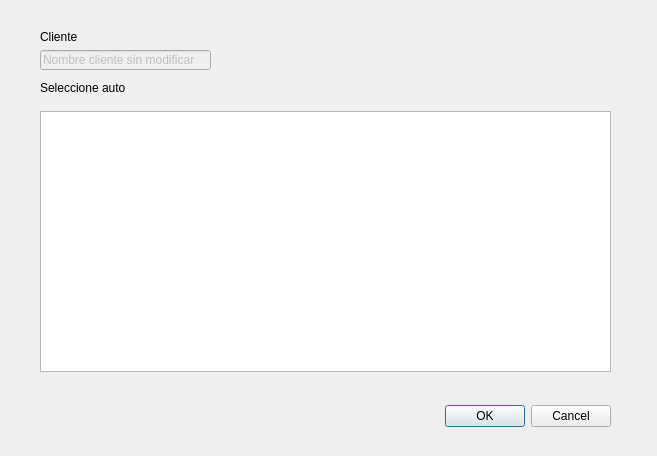
This is modulo_clientes/form_compra.ui in GrupoTallerCostruccion/Repositorio1 as Qt 5 draws it before an edit. The edited form follows.
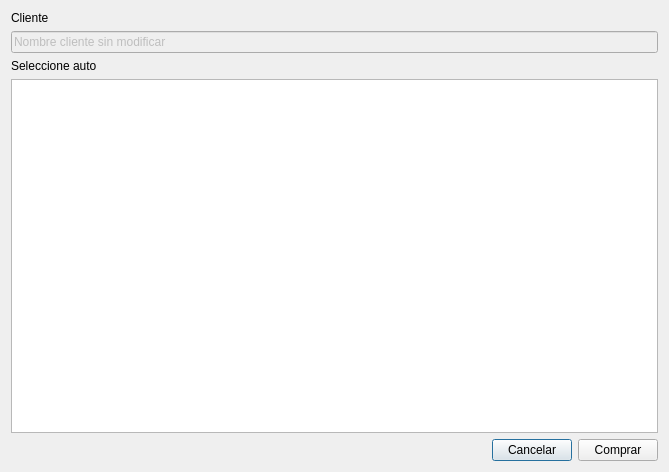
This is the edited form.

Commit message:
modulo cliente actualizado
solo le falta arreglar la funcion de actualizar criente y las
funcionabilidades de comprar

```diff
--- a/modulo_clientes/form_compra.ui
+++ b/modulo_clientes/form_compra.ui
@@ -6,81 +6,73 @@
    <rect>
     <x>0</x>
     <y>0</y>
-    <width>657</width>
-    <height>456</height>
+    <width>669</width>
+    <height>472</height>
    </rect>
   </property>
   <property name="windowTitle">
    <string>Dialog</string>
   </property>
-  <widget class="QDialogButtonBox" name="buttonBox">
-   <property name="geometry">
-    <rect>
-     <x>270</x>
-     <y>400</y>
-     <width>341</width>
-     <height>32</height>
-    </rect>
-   </property>
-   <property name="orientation">
-    <enum>Qt::Horizontal</enum>
-   </property>
-   <property name="standardButtons">
-    <set>QDialogButtonBox::Cancel|QDialogButtonBox::Ok</set>
-   </property>
-  </widget>
+  <layout class="QGridLayout" name="gridLayout">
+   <item row="0" column="0">
   <widget class="QLabel" name="label">
-   <property name="geometry">
-    <rect>
-     <x>40</x>
-     <y>30</y>
-     <width>46</width>
-     <height>13</height>
-    </rect>
-   </property>
    <property name="text">
     <string>Cliente</string>
    </property>
   </widget>
-  <widget class="QLineEdit" name="lineEdit">
+   </item>
+   <item row="1" column="0">
+    <widget class="QLineEdit" name="nom_cliente">
    <property name="enabled">
     <bool>false</bool>
    </property>
-   <property name="geometry">
-    <rect>
-     <x>40</x>
-     <y>50</y>
-     <width>171</width>
-     <height>20</height>
-    </rect>
-   </property>
    <property name="text">
     <string>Nombre cliente sin modificar</string>
    </property>
   </widget>
-  <widget class="QTableView" name="tableView">
-   <property name="geometry">
-    <rect>
-     <x>40</x>
-     <y>111</y>
-     <width>571</width>
-     <height>261</height>
-    </rect>
-   </property>
-  </widget>
+   </item>
+   <item row="2" column="0">
   <widget class="QLabel" name="label_2">
-   <property name="geometry">
-    <rect>
-     <x>40</x>
-     <y>80</y>
-     <width>121</width>
-     <height>16</height>
-    </rect>
-   </property>
    <property name="text">
     <string>Seleccione auto</string>
    </property>
   </widget>
+   </item>
+   <item row="3" column="0">
+    <widget class="QTableView" name="tableView"/>
+   </item>
+   <item row="4" column="0">
+    <layout class="QHBoxLayout" name="horizontalLayout">
+     <item>
+      <spacer name="horizontalSpacer">
+       <property name="orientation">
+        <enum>Qt::Horizontal</enum>
+       </property>
+       <property name="sizeHint" stdset="0">
+        <size>
+         <width>40</width>
+         <height>20</height>
+        </size>
+       </property>
+      </spacer>
+     </item>
+     <item>
+      <widget class="QPushButton" name="cancelar_bt">
+       <property name="text">
+        <string>Cancelar</string>
+       </property>
+      </widget>
+     </item>
+     <item>
+      <widget class="QPushButton" name="comprar_bt">
+       <property name="text">
+        <string>Comprar</string>
+       </property>
+      </widget>
+     </item>
+    </layout>
+   </item>
+  </layout>
  </widget>
  <resources/>
  <connections>
```
Left out of the diff: 35 changed lines with no effect on the pictures. Lines whose indentation alone changed are shown as unchanged. The commit also changes 8 other files.
